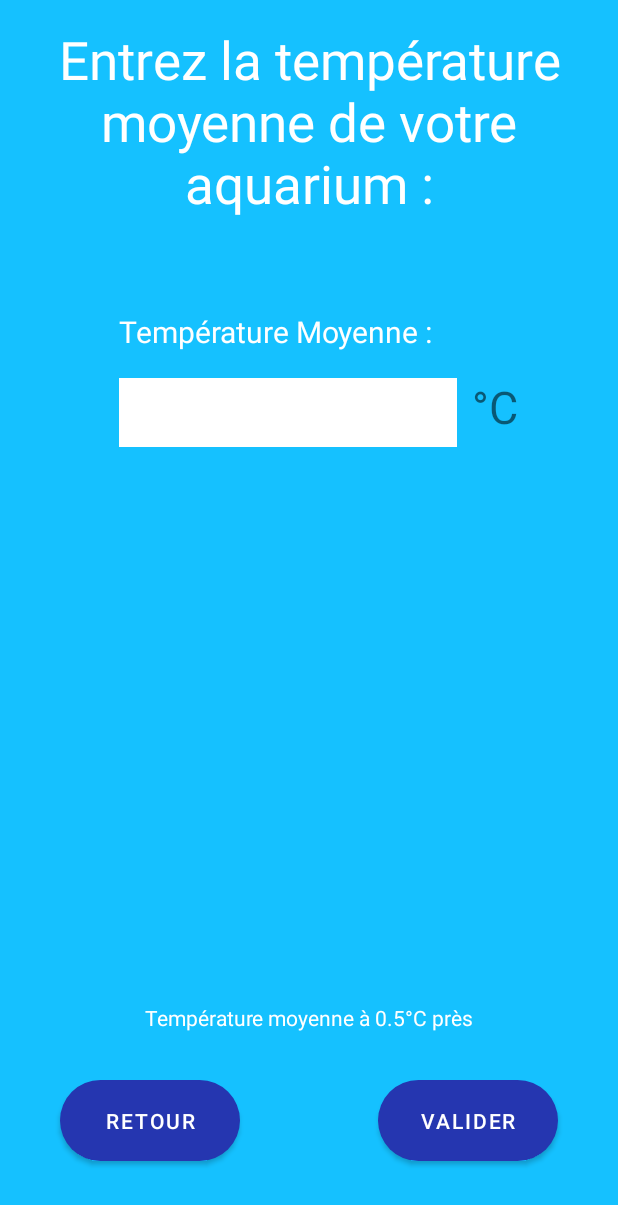
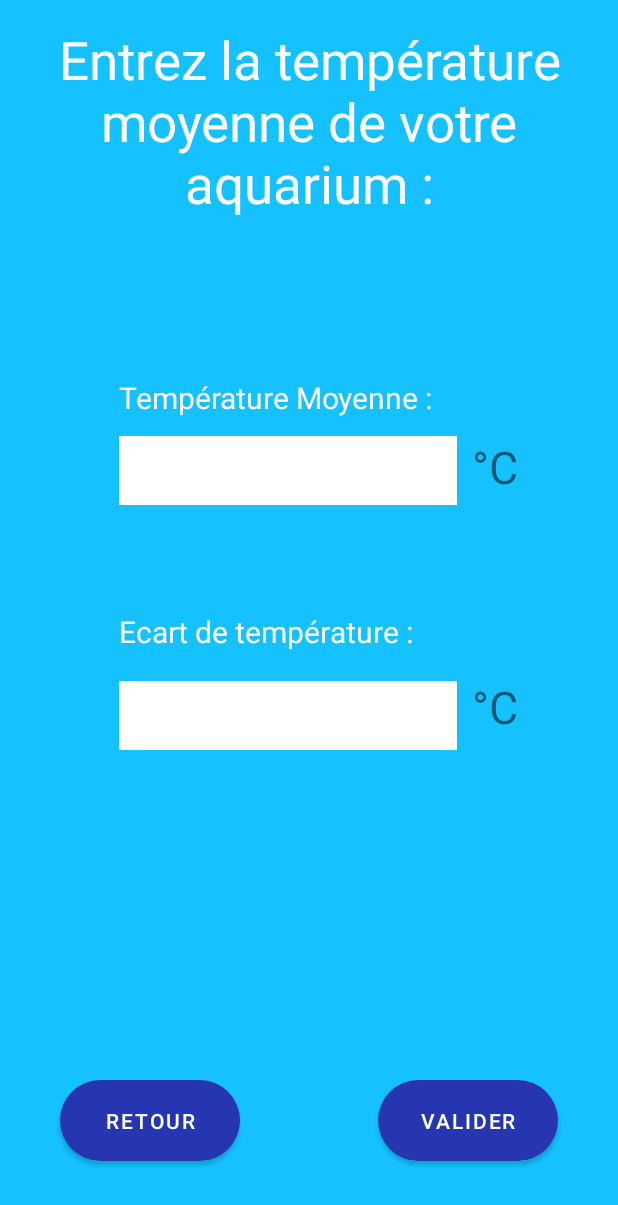
Before and after one commit to LeoThinnes/E-quarium, an Android app: the ParametreTemperature screen opened directly, with no data from a screen before it, on a phone screen of 412 x 824 dp. Shown: the top 1205 px of the screen. Run offline under Robolectric (Android 15) with nearby library versions, the phone set to English and light mode, and no system bars.

Commit message:
modification parametre temperature

```diff
--- a/Application/MyApplication/app/src/main/java/com/e_quarium/myapplication/Affichage_temperature.kt
+++ b/Application/MyApplication/app/src/main/java/com/e_quarium/myapplication/Affichage_temperature.kt
@@ -26,7 +26,7 @@ class affichage_temperature : AppCompatActivity() {
         }
 
         var temp = findViewById<TextView>(R.id.temp)
-        temp.setText("53")
+        temp.setText("24")
     }
 
 
--- a/Application/MyApplication/app/src/main/java/com/e_quarium/myapplication/ParametreTemperature.kt
+++ b/Application/MyApplication/app/src/main/java/com/e_quarium/myapplication/ParametreTemperature.kt
@@ -1,11 +1,8 @@
 package com.e_quarium.myapplication
 
-import android.content.Intent
 import androidx.appcompat.app.AppCompatActivity
 import android.os.Bundle
 import android.widget.Button
-import android.widget.EditText
-import android.widget.TextView
 
 class ParametreTemperature : AppCompatActivity() {
     override fun onCreate(savedInstanceState: Bundle?) {
@@ -16,7 +13,6 @@ class ParametreTemperature : AppCompatActivity() {
 
         val btnRetour = findViewById<Button>(R.id.btnRetourPasFait)
         btnRetour.setOnClickListener{
-            val intent = Intent(this, MainActivity::class.java)
             finish()
         }
 
--- a/Application/MyApplication/app/src/main/res/layout/activity_parametre_temperature.xml
+++ b/Application/MyApplication/app/src/main/res/layout/activity_parametre_temperature.xml
@@ -61,19 +61,50 @@
         android:ems="10"
         android:inputType="number"
         android:textColor="#000000"
-        app:layout_constraintBottom_toTopOf="@+id/InfoTemp"
+        app:layout_constraintBottom_toBottomOf="parent"
         app:layout_constraintEnd_toEndOf="parent"
         app:layout_constraintHorizontal_bias="0.424"
         app:layout_constraintStart_toStartOf="parent"
         app:layout_constraintTop_toBottomOf="@+id/textView2"
-        app:layout_constraintVertical_bias="0.014"/>
+        app:layout_constraintVertical_bias="0.0" />
+
+    <EditText
+        android:id="@+id/editTextNumber2"
+        android:layout_width="225dp"
+        android:layout_height="46dp"
+        android:layout_marginTop="15dp"
+        android:layout_marginBottom="232dp"
+        android:background="@color/white"
+        android:cursorVisible="true"
+        android:ems="10"
+        android:inputType="number"
+        android:textColor="#000000"
+        app:layout_constraintBottom_toBottomOf="parent"
+        app:layout_constraintEnd_toEndOf="parent"
+        app:layout_constraintHorizontal_bias="0.424"
+        app:layout_constraintStart_toStartOf="parent"
+        app:layout_constraintTop_toBottomOf="@+id/textView3"
+        app:layout_constraintVertical_bias="0.0" />
 
     <TextView
         android:id="@+id/textView2"
         android:layout_width="252dp"
         android:layout_height="31dp"
-        android:layout_marginTop="48dp"
+        android:layout_marginTop="92dp"
         android:text="@string/TempMoy"
+        android:textColor="#FFFFFF"
+        android:textSize="20sp"
+        app:layout_constraintEnd_toEndOf="parent"
+        app:layout_constraintHorizontal_bias="0.496"
+        app:layout_constraintStart_toStartOf="parent"
+        app:layout_constraintTop_toBottomOf="@+id/titreParametresTemp" />
+
+    <TextView
+        android:id="@+id/textView3"
+        android:layout_width="252dp"
+        android:layout_height="31dp"
+        android:layout_marginTop="248dp"
+        android:text="@string/txtIntervalle"
         android:textColor="#FFFFFF"
         android:textSize="20sp"
         app:layout_constraintEnd_toEndOf="parent"
@@ -87,7 +118,7 @@
         android:layout_height="45dp"
         android:layout_marginStart="10dp"
         android:layout_marginLeft="10dp"
-        android:layout_marginTop="12dp"
+        android:layout_marginTop="8dp"
         android:text="@string/c"
         android:textSize="30sp"
         app:layout_constraintEnd_toEndOf="parent"
@@ -96,13 +127,17 @@
         app:layout_constraintTop_toBottomOf="@+id/textView2" />
 
     <TextView
-        android:id="@+id/InfoTemp"
-        android:layout_width="wrap_content"
-        android:layout_height="wrap_content"
-        android:layout_marginBottom="136dp"
-        android:text="@string/infosTemp"
-        android:textColor="#FFFFFF"
-        app:layout_constraintBottom_toBottomOf="parent"
+        android:id="@+id/degCels2"
+        android:layout_width="44dp"
+        android:layout_height="45dp"
+        android:layout_marginStart="10dp"
+        android:layout_marginLeft="10dp"
+        android:layout_marginTop="12dp"
+        android:text="@string/c"
+        android:textSize="30sp"
         app:layout_constraintEnd_toEndOf="parent"
-        app:layout_constraintStart_toStartOf="parent" />
+        app:layout_constraintHorizontal_bias="0.0"
+        app:layout_constraintStart_toEndOf="@+id/editTextNumber"
+        app:layout_constraintTop_toBottomOf="@+id/textView3" />
+
 </androidx.constraintlayout.widget.ConstraintLayout>
--- a/Application/MyApplication/app/src/main/res/values/strings.xml
+++ b/Application/MyApplication/app/src/main/res/values/strings.xml
@@ -21,4 +21,5 @@
     <string name="txtBtnEvolutionTemp">Voir l\'évolution de la température</string>
     <string name="titreAfficheTemp">L\'eau de votre aquarium est à :</string>
     <string name="txtEnDev">Cette fonctionnalité est en développement.</string>
+    <string name="txtIntervalle">Ecart de température :</string>
 </resources>
```
